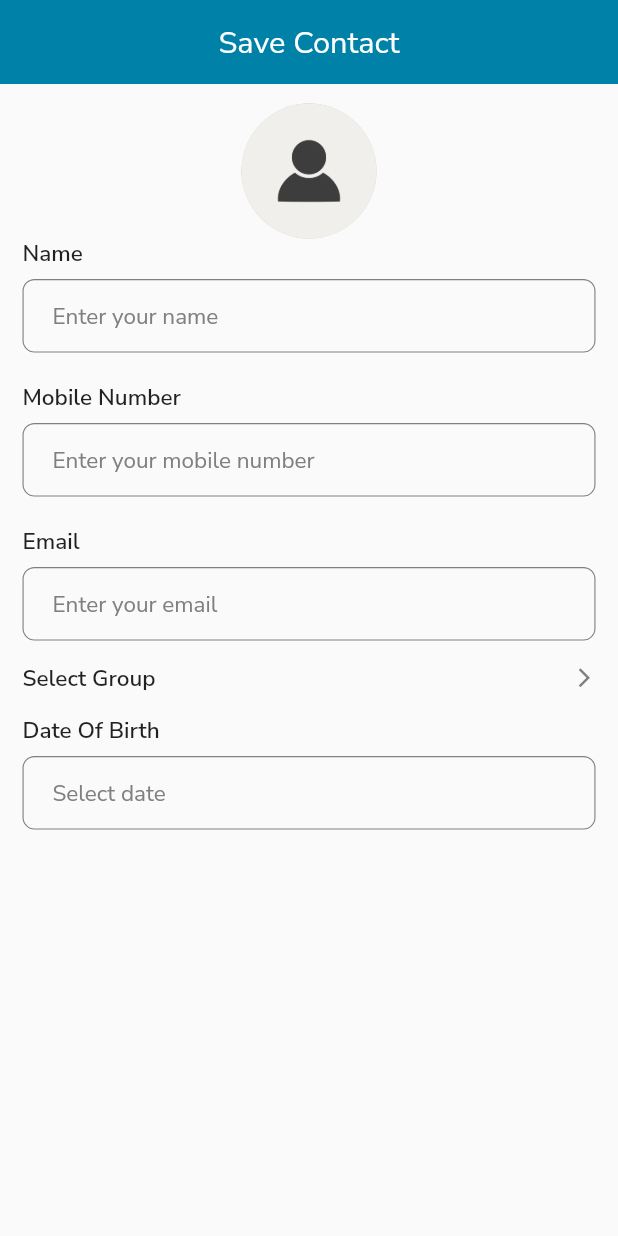
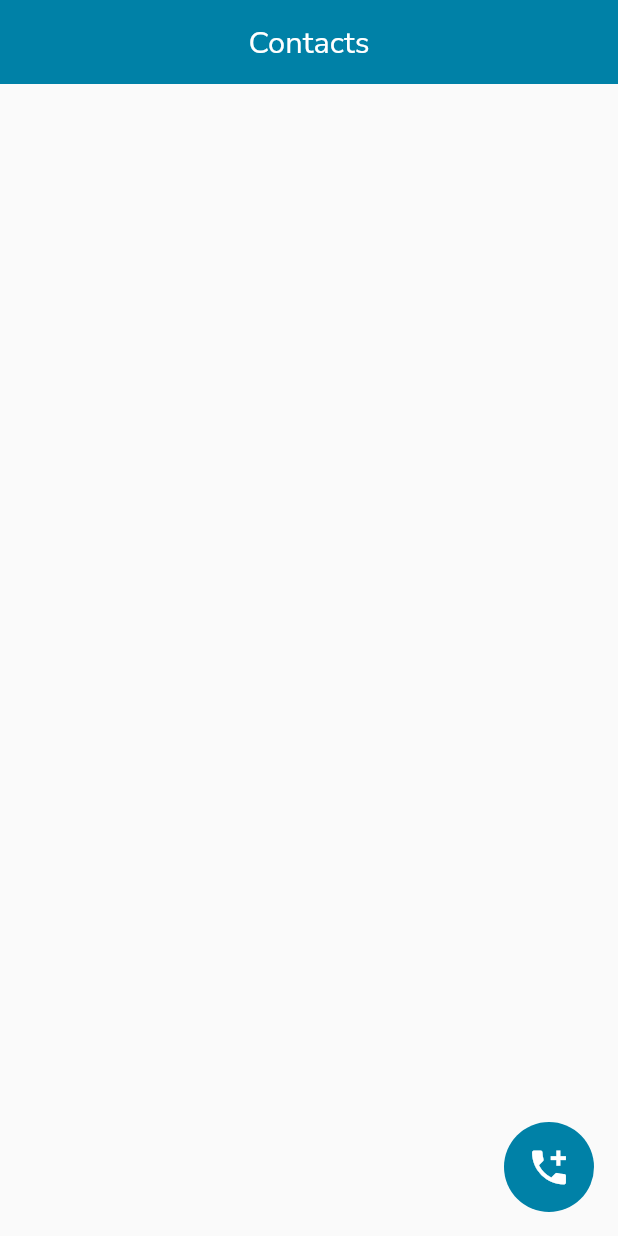
Before and after one commit to Kapil0078/contact, a Flutter app: the screen it shows after launch, on a phone screen of 412 x 824 dp. Run offline on Flutter 3.47's test engine with Material 2 defaults, Android fonts, the phone set to English and light mode, and no system bars; our stand-ins replace image_cropper, image_picker.

```diff
--- a/lib/Components/my_text_form_field.dart
+++ b/lib/Components/my_text_form_field.dart
@@ -73,6 +73,7 @@ class MyTextFormField extends StatelessWidget {
               ),
               inputFormatters: inputFormatters,
               decoration: InputDecoration(
+                counterText: "",
                 contentPadding: const EdgeInsets.symmetric(
                   horizontal: 20,
                   vertical: 12,
--- a/lib/Screens/contact_page.dart
+++ b/lib/Screens/contact_page.dart
@@ -1,138 +1,43 @@
-import 'dart:io';
-import 'package:contact/Components/my_text_form_field.dart';
-import 'package:contact/HelperFunctions/get_date.dart';
-import 'package:contact/HelperFunctions/my_image_crop.dart';
-import 'package:contact/Screens/select_group.dart';
+import 'dart:developer';
+
+import 'package:contact/Screens/contact_input.dart';
 import 'package:flutter/cupertino.dart';
 import 'package:flutter/material.dart';
-import '../Components/choose_options_bottom_sheet.dart';
-import 'Components/select_group_btn.dart';
 
-class ContactPage extends StatefulWidget {
+import '../Constants/color_const.dart';
+
+class ContactPage extends StatelessWidget {
   const ContactPage({Key? key}) : super(key: key);
-
-  @override
-  State<ContactPage> createState() => _ContactPageState();
-}
-
-class _ContactPageState extends State<ContactPage> {
-  List<String> mySelectedGroup = [];
-  File? imageFile;
-  DateTime? birthDate;
-
-  // controllers
-  TextEditingController nameController = TextEditingController();
-  TextEditingController mobileController = TextEditingController();
-  TextEditingController emailController = TextEditingController();
-  TextEditingController birthDateController = TextEditingController();
 
   @override
   Widget build(BuildContext context) {
     return Scaffold(
       appBar: AppBar(
-        title: const Text("Save Contact"),
+        title: const Text("Contacts"),
       ),
-      body: SingleChildScrollView(
-        child: Padding(
-          padding: const EdgeInsets.symmetric(
-            horizontal: 15,
-            vertical: 13,
+      floatingActionButton: InkWell(
+        onTap: () async {
+         Map<String,dynamic>? userInfo = await Navigator.push(
+            context,
+            CupertinoPageRoute(
+              builder: (context) => ContactInput(),
+            ),
+          );
+
+         log('userInfo => $userInfo');
+        },
+        borderRadius: BorderRadius.circular(60),
+        child: Container(
+          width: 60,
+          height: 60,
+          decoration: const BoxDecoration(
+            shape: BoxShape.circle,
+            color: ColorConst.appPrimary,
           ),
-          child: Column(
-            children: [
-              InkWell(
-                onTap: () async {
-                  File? file = await showModalBottomSheet(
-                    shape: RoundedRectangleBorder(
-                      borderRadius: BorderRadius.circular(8.0),
-                    ),
-                    context: context,
-                    builder: (context) {
-                      return const ChooseOptionsBottomSheet();
-                    },
-                  );
-                  if (file != null) {
-                    File? croppedFile = await myImageCropper(
-                      file: file,
-                      context: context,
-                    );
-
-                    if (croppedFile != null) {
-                      setState(() {
-                        imageFile = croppedFile;
-                      });
-                    }
-                  }
-                  FocusManager.instance.primaryFocus?.unfocus();
-                },
-                child: Container(
-                  width: 90,
-                  height: 90,
-                  decoration: BoxDecoration(
-                    borderRadius: BorderRadius.circular(80),
-                    color: Colors.black.withOpacity(0.2),
-                  ),
-                  child: ClipOval(
-                    child: imageFile != null
-                        ? Image.file(
-                            imageFile!,
-                            fit: BoxFit.cover,
-                          )
-                        : Image.asset(
-                            "assets/Images/placeholder.jpg",
-                            fit: BoxFit.cover,
-                          ),
-                  ),
-                ),
-              ),
-              const MyTextFormField(
-                label: "Name",
-                hintText: "Enter your name",
-              ),
-              const SizedBox(height: 20),
-              const MyTextFormField(
-                label: "Mobile Number",
-                hintText: "Enter your mobile number",
-              ),
-              const SizedBox(height: 20),
-              MyTextFormField(
-                label: "Email",
-                hintText: "Enter your email",
-              ),
-              SelectGroupBtn(
-                onTap: () async {
-                  final selected = await Navigator.push(
-                    context,
-                    CupertinoPageRoute(
-                      builder: (context) {
-                        return SelectGroup(list: mySelectedGroup);
-                      },
-                    ),
-                  );
-                  mySelectedGroup = selected;
-                  setState(() {});
-                },
-              ),
-              MyTextFormField(
-                controller: birthDateController,
-                absorbing: true,
-                label: "Date Of Birth",
-                hintText: "Select date",
-                onTap: () async {
-                  DateTime? date = await getDate(
-                    context: context,
-                    initialDate: birthDate,
-                  );
-                  if (date != null) {
-                    setState(() {
-                      birthDate = date;
-                    });
-                    birthDateController.text = birthDate!.toIso8601String();
-                  }
-                  FocusManager.instance.primaryFocus!.unfocus();
-                },
-              ),
-            ],
+          child: const Icon(
+            Icons.add_call,
+            color: Colors.white,
+            size: 30,
           ),
         ),
       ),
--- a/lib/main.dart
+++ b/lib/main.dart
@@ -2,6 +2,7 @@ import 'package:flutter/material.dart';
 import 'package:flutter/services.dart';
 
 import 'Constants/color_const.dart';
+import 'Screens/contact_input.dart';
 import 'Screens/contact_page.dart';
 
 void main() {
@@ -42,7 +43,7 @@ class MyApp extends StatelessWidget {
           materialTapTargetSize: MaterialTapTargetSize.padded,
         ),
       ),
-      home: const ContactPage(),
+      home: ContactPage(),
     );
   }
 }
```
Also changed, not shown: lib/Components/custom_btn.dart (added, +37 -0 lines), lib/Components/leading_icon_btn.dart (added, +20 -0 lines), lib/Screens/contact_input.dart (added, +215 -0 lines), pubspec.lock.
